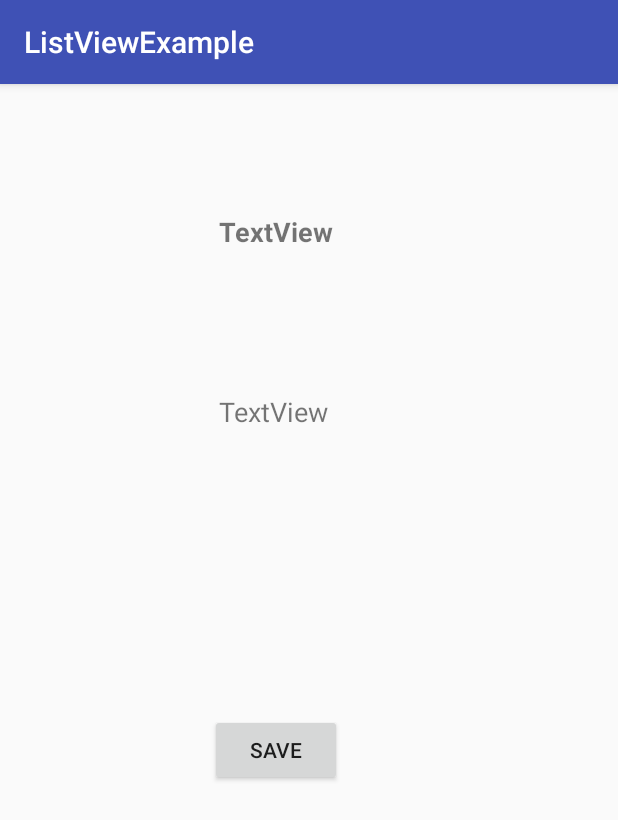
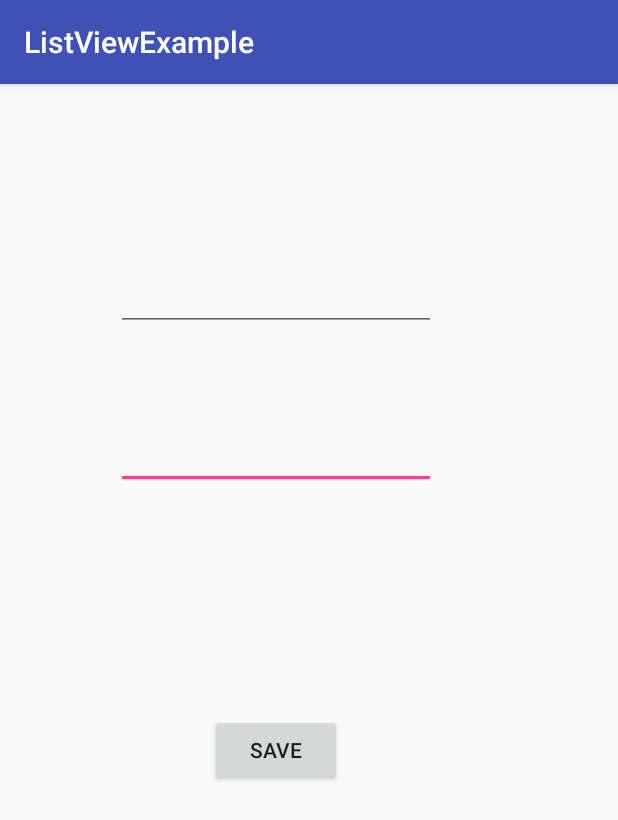
Before and after one commit to erwanlbp/cryptolist, an Android app: the MenuActivity screen opened directly, with no data from a screen before it, after a tap on "EDIT", on a phone screen of 412 x 824 dp. Shown: the top 820 px of the screen. Run offline under Robolectric (Android 15) with nearby library versions, the phone set to English and light mode, and no system bars; 2 statements that could not run were skipped.

Commit message:
fin edit delete

```diff
--- a/app/src/main/java/fr/eisti/listviewexample/Datas.java
+++ b/app/src/main/java/fr/eisti/listviewexample/Datas.java
@@ -17,7 +17,7 @@ public class Datas {
         this.cryptomonnaies = new ArrayList<>();
     }
 
-    public Datas getInstance() {
+    public static Datas getInstance() {
         if(instance==null)
             instance = new Datas();
         return instance;
--- a/app/src/main/java/fr/eisti/listviewexample/EditActivity.java
+++ b/app/src/main/java/fr/eisti/listviewexample/EditActivity.java
@@ -3,9 +3,15 @@ package fr.eisti.listviewexample;
 import android.content.Intent;
 import android.support.v7.app.AppCompatActivity;
 import android.os.Bundle;
+import android.view.View;
+import android.widget.EditText;
 import android.widget.TextView;
 
+import org.w3c.dom.Text;
+
 public class EditActivity extends AppCompatActivity {
+
+    private Cryptomonnaie cryptomonnaie;
 
     @Override
     protected void onCreate(Bundle savedInstanceState) {
@@ -14,11 +20,22 @@ public class EditActivity extends AppCompatActivity {
 
         Intent intent = getIntent();
         String cryptoName = intent.getStringExtra("cryptoName");
+        this.cryptomonnaie = Datas.getInstance().get(cryptoName);
 
-        TextView textview = (TextView) findViewById(R.id.cryptoName_tv);
-        textview.setText(cryptoName);
+        EditText textCryptoName  = (EditText) findViewById(R.id.editCryptoName_tv);
+        textCryptoName.setText(cryptoName);
 
-        TextView textView = (TextView) findViewById(R.id.cryptoDescription_tv);
-        // Get Description
+        EditText textCryptoDescription = (EditText) findViewById(R.id.editCryptoDescription_tv);
+        textCryptoDescription.setText(cryptomonnaie.getDescription());
+    }
+
+    public void save(View view) {
+        EditText textCryptoName  = (EditText) findViewById(R.id.editCryptoName_tv);
+        EditText textCryptoDescription = (EditText) findViewById(R.id.editCryptoDescription_tv);
+
+        this.cryptomonnaie.setName(textCryptoName.getText().toString());
+        this.cryptomonnaie.setDescription(textCryptoDescription.getText().toString());
+
+        finish();
     }
 }
--- a/app/src/main/java/fr/eisti/listviewexample/MenuActivity.java
+++ b/app/src/main/java/fr/eisti/listviewexample/MenuActivity.java
@@ -1,7 +1,6 @@
 package fr.eisti.listviewexample;
 
 import android.content.Intent;
-import android.support.v4.widget.TextViewCompat;
 import android.support.v7.app.AppCompatActivity;
 import android.os.Bundle;
 import android.view.View;
@@ -10,7 +9,7 @@ import android.widget.TextView;
 public class MenuActivity extends AppCompatActivity {
 
     private String cryptoName;
-   // private Cryptomonnaie cryptomonnaie;
+    private Cryptomonnaie cryptomonnaie;
 
     @Override
     protected void onCreate(Bundle savedInstanceState) {
@@ -19,14 +18,13 @@ public class MenuActivity extends AppCompatActivity {
 
         Intent intent = getIntent();
         this.cryptoName = intent.getStringExtra("cryptoName");
-        //this.cryptomonnaie =
+        this.cryptomonnaie = Datas.getInstance().get(this.cryptoName);
 
-        //TextView textview = (TextView) findViewById(R.id.cryptoName_tv);
-        //textview.setText(cryptoName);
+        TextView cryptoNameTv = (TextView) findViewById(R.id.cryptoName_tv);
+        cryptoNameTv.setText(cryptoName);
 
-        //TextView textView = (TextView) findViewById(R.id.cryptoDescription_tv);
-
-
+        TextView cryptoDescriptionTv = (TextView) findViewById(R.id.cryptoDescription_tv);
+        cryptoDescriptionTv.setText(cryptomonnaie.getDescription());
     }
 
     public void edit(View view) {
@@ -34,4 +32,8 @@ public class MenuActivity extends AppCompatActivity {
         intent.putExtra("cryptoName", cryptoName);
         startActivity(intent);
     }
+
+    public void delete(View view) {
+        Datas.getInstance().delete(cryptomonnaie);
+    }
 }
--- a/app/src/main/res/layout/activity_edit.xml
+++ b/app/src/main/res/layout/activity_edit.xml
@@ -19,27 +19,27 @@
             android:layout_alignParentBottom="true"
             android:layout_centerHorizontal="true"
             android:layout_marginBottom="27dp"
+            android:onClick="save"
             android:text="@string/save_button" />
 
-        <TextView
+        <EditText
+            android:id="@+id/editCryptoDescription_tv"
+            android:layout_width="wrap_content"
+            android:layout_height="wrap_content"
+            android:ems="10"
+            android:inputType="textMultiLine"
+            android:layout_centerVertical="true"
+            android:layout_centerHorizontal="true" />
+
+        <EditText
             android:id="@+id/editCryptoName_tv"
             android:layout_width="wrap_content"
             android:layout_height="wrap_content"
-            android:layout_alignParentTop="true"
-            android:layout_centerHorizontal="true"
-            android:layout_marginTop="86dp"
-            android:text="TextView"
-            android:textSize="18sp"
-            android:textStyle="bold" />
+            android:layout_alignBottom="@+id/editCryptoDescription_tv"
+            android:layout_alignStart="@+id/editCryptoDescription_tv"
+            android:layout_marginBottom="105dp"
+            android:ems="10"
+            android:inputType="text" />
 
-        <TextView
-            android:id="@+id/editCryptoDescription_tv"
-            android:layout_width="wrap_content"
-            android:layout_height="wrap_content"
-            android:layout_alignStart="@+id/editCryptoName_tv"
-            android:layout_below="@+id/editCryptoName_tv"
-            android:layout_marginTop="95dp"
-            android:text="TextView"
-            android:textSize="18sp" />
     </RelativeLayout>
 </android.support.constraint.ConstraintLayout>
```
Also changed, not shown: app/src/main/res/layout/activity_menu.xml (+16 -7 lines).
